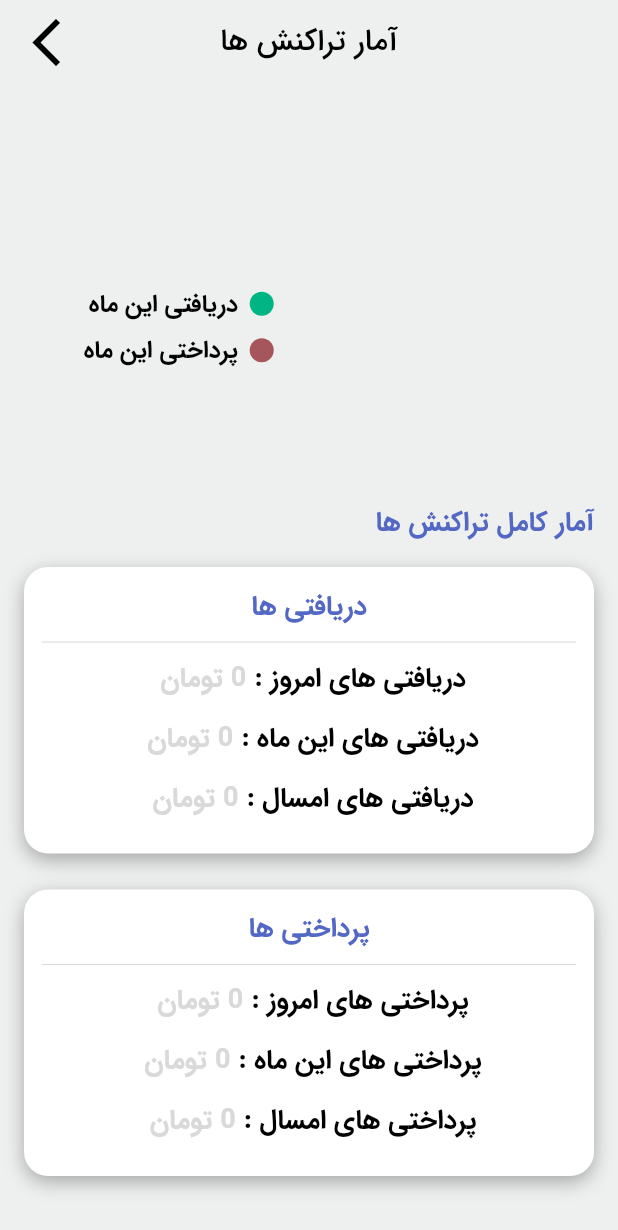
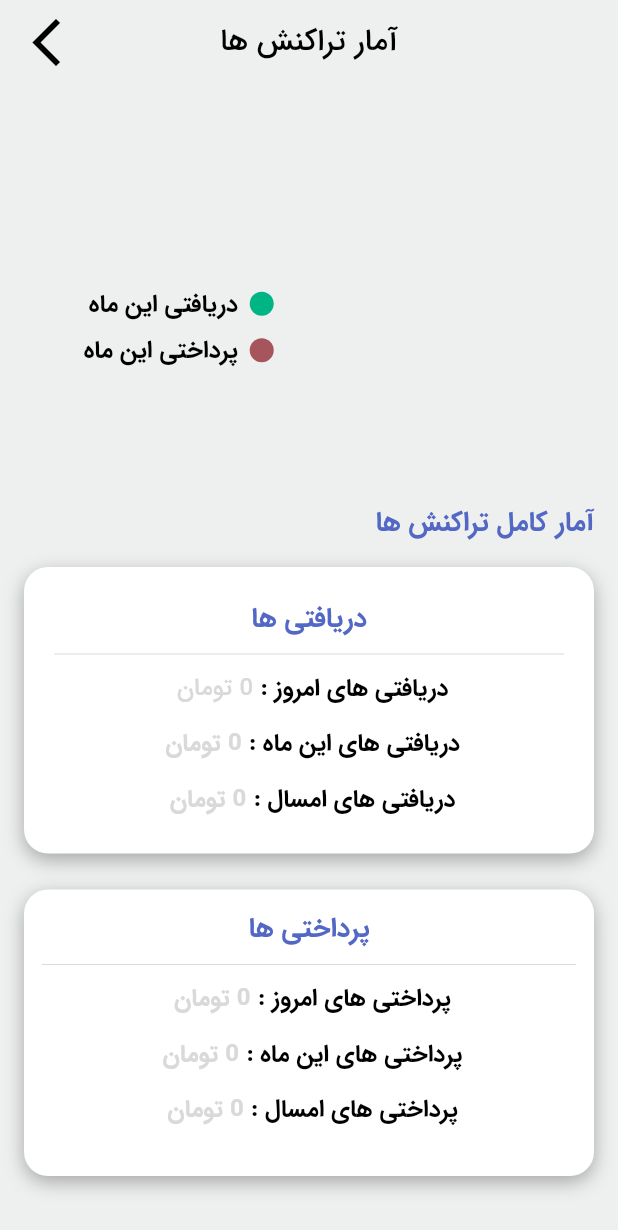
Before and after one commit to mohammad-dehghanifard/khazaneh, a Flutter app: the TransactionInformation screen opened by its route, on a phone screen of 412 x 824 dp. Shown: the top 1230 px of the screen. Run offline on Flutter 3.47's test engine with Material 2 defaults, Android fonts, the light colour scheme and no system bars; drawn by our look-alikes of fl_chart; our stand-ins replace animated_bottom_navigation_bar, flutter_spinkit, get, get_storage, hive, hive_flutter and 3 more; missing offline and left inert: dart:ffi, persian_datetime_picker; accounts and stored records are empty.

Commit message:
completing app version 1

```diff
--- a/lib/controller/creator/creator_controller.dart
+++ b/lib/controller/creator/creator_controller.dart
@@ -6,7 +6,7 @@ class CreatorController extends GetxController{
   lunchUrl({required String url}) async {
     final uri = Uri.parse(url);
     if(await canLaunchUrl(uri)){
-      await launchUrl(uri);
+      await launchUrl(uri,mode: LaunchMode.externalApplication);
     }else{
       debugPrint('false');
     }
--- a/lib/main.dart
+++ b/lib/main.dart
@@ -104,7 +104,7 @@ class MyApp extends StatelessWidget {
               ),
               caption: TextStyle(
                 fontFamily: defaultFontFamily,
-                fontSize: 14,
+                fontSize: 12,
                 fontWeight: FontWeight.w200,
                 color: AppColors.lightGrayColor
               )
--- a/lib/view/add_edit_transaction_screen.dart
+++ b/lib/view/add_edit_transaction_screen.dart
@@ -29,7 +29,7 @@ class AddOrEditTransaction extends StatelessWidget {
               ()=> Column(
                 crossAxisAlignment: CrossAxisAlignment.center,
                 children: [
-                  Assets.icons.logotest.image(width: 230),
+                  const Icon(Icons.monetization_on_outlined,color: AppColors.greenColor,size: 200,),
                   TextField(
                     controller: transactionController.transactionTitleController,
                     decoration: InputDecoration(
--- a/lib/view/creator_screen.dart
+++ b/lib/view/creator_screen.dart
@@ -34,6 +34,9 @@ class CreatorScreen extends StatelessWidget {
                 color: AppColors.grayColor,
                 border: Border.all(color: AppColors.redColor,width: 2)
               ),
+              child: ClipRRect(
+                  borderRadius: BorderRadius.circular(64),
+                  child: Image.asset(Assets.images.cratorimage.path)),
             ),
             const SizedBox(height: 16),
             RichText(
--- a/lib/view/help_screen.dart
+++ b/lib/view/help_screen.dart
@@ -13,7 +13,8 @@ class HelpScreen extends StatelessWidget {
     return Scaffold(
       appBar: secondaryAppBar(pageTitle: 'راهنمای استفاده از نرم افزار'),
       backgroundColor: AppColors.scaffoldColor,
-      body: Padding(
+      body: SingleChildScrollView(
+        child: Padding(
           padding: const EdgeInsets.all(16),
           child: Column(
             crossAxisAlignment: CrossAxisAlignment.start,
@@ -41,6 +42,7 @@ class HelpScreen extends StatelessWidget {
             ],
           ),
         ),
+      ),
     );
   }
 }
--- a/lib/view/splash_screen.dart
+++ b/lib/view/splash_screen.dart
@@ -40,8 +40,8 @@ class _SplashScreenState extends State<SplashScreen> {
           child: Column(
             mainAxisAlignment: MainAxisAlignment.spaceBetween,
             children: [
-              Image.asset(Assets.icons.logotest.path),
-              const SpinKitSquareCircle(size: 60,color: AppColors.primaryColor,),
+              const Icon(Icons.monetization_on_outlined,color: AppColors.greenColor,size: 200,),
+              const SpinKitFadingCube(size: 60,color: AppColors.primaryColor,),
                Padding(
                 padding: const EdgeInsets.only(bottom: 16),
                 child: Text(AppStrings.appVersionTxt,style: Theme.of(context).textTheme.bodyText1,),
--- a/lib/view/transaction_information_screen.dart
+++ b/lib/view/transaction_information_screen.dart
@@ -53,6 +53,8 @@ class TransactionInformation  extends StatelessWidget {
                   )
                 ]
               ),
+              child: Padding(
+                padding: const EdgeInsets.all(8.0),
                 child: Column(
                   children: [
                     const SizedBox(height: 12),
@@ -64,36 +66,42 @@ class TransactionInformation  extends StatelessWidget {
                     ),
                     const SizedBox(height: 8),
                     RichText(
+                      maxLines: 1,
+                      overflow: TextOverflow.fade,
                         text: TextSpan(
-                          text: AppStrings.todayReceiptTxt,style: theme.headline5,
+                            text: AppStrings.todayReceiptTxt,style: theme.headline5!.copyWith(fontSize: 16),
                           children: [
                             TextSpan(
                               text: ' ${transactionController.receiptTodayCalculator().separator}'.withPriceLable,
-                            style: theme.headline5!.apply(color: AppColors.grayColor)
+                              style: theme.headline2!.copyWith(color: AppColors.grayColor,fontSize: 16)
                             )
                           ]
                         ),
                     ),
                     const SizedBox(height: 12),
                     RichText(
+                      maxLines: 1,
+                      overflow: TextOverflow.fade,
                         text: TextSpan(
-                          text: AppStrings.monthReceiptTxt,style: theme.headline5,
+                            text: AppStrings.monthReceiptTxt,style: theme.headline5!.copyWith(fontSize: 16),
                           children: [
                             TextSpan(
                               text: ' ${transactionController.receiptMothCalculator().separator}'.withPriceLable,
-                            style: theme.headline5!.apply(color: AppColors.grayColor)
+                              style: theme.headline5!.copyWith(color: AppColors.grayColor,fontSize: 16)
                             )
                           ]
                         ),
                     ),
                     const SizedBox(height: 12),
                     RichText(
+                      maxLines: 1,
+                      overflow: TextOverflow.fade,
                       text: TextSpan(
-                        text: AppStrings.yearReceiptTxt,style: theme.headline5,
+                          text: AppStrings.yearReceiptTxt,style: theme.headline5!.copyWith(fontSize: 16),
                           children: [
                             TextSpan(
                                 text: ' ${transactionController.receiptYearCalculator().separator}'.withPriceLable,
-                              style: theme.headline5!.apply(color: AppColors.grayColor)
+                                style: theme.headline5!.copyWith(color: AppColors.grayColor,fontSize: 16)
                             )
                           ]
                       ),
@@ -101,7 +109,9 @@ class TransactionInformation  extends StatelessWidget {
                   ],
                 ),
               ),
+            ),
             const SizedBox(height: 24),
+            //پرداختی ها
             Container(
               width: Get.width,
               height: 191,
@@ -125,36 +135,42 @@ class TransactionInformation  extends StatelessWidget {
                   ),
                   const SizedBox(height: 8),
                   RichText(
+                    maxLines: 1,
+                    overflow: TextOverflow.fade,
                     text: TextSpan(
-                        text: AppStrings.todayPaymentTxt,style: theme.headline5,
+                        text: AppStrings.todayPaymentTxt,style: theme.headline5!.copyWith(fontSize: 16),
                         children: [
                           TextSpan(
                               text: ' ${transactionController.paymentTodayCalculator().separator}'.withPriceLable,
-                              style: theme.headline5!.apply(color: AppColors.grayColor)
+                              style: theme.headline5!.copyWith(color: AppColors.grayColor,fontSize: 16)
                           )
                         ]
                     ),
                   ),
                   const SizedBox(height: 12),
                   RichText(
+                    maxLines: 1,
+                    overflow: TextOverflow.fade,
                     text: TextSpan(
-                        text: AppStrings.monthPaymentTxt,style: theme.headline5,
+                        text: AppStrings.monthPaymentTxt,style: theme.headline5!.copyWith(fontSize: 16),
                         children: [
                           TextSpan(
                               text: ' ${transactionController.paymentMothCalculator().separator}'.withPriceLable,
-                              style: theme.headline5!.apply(color: AppColors.grayColor)
+                              style: theme.headline5!.copyWith(color: AppColors.grayColor,fontSize: 16)
                           )
                         ]
                     ),
                   ),
                   const SizedBox(height: 12),
                   RichText(
+                    maxLines: 1,
+                    overflow: TextOverflow.fade,
                     text: TextSpan(
-                        text: AppStrings.yearPaymentTxt,style: theme.headline5,
+                        text: AppStrings.yearPaymentTxt,style: theme.headline5!.copyWith(fontSize: 16),
                         children: [
                           TextSpan(
                               text: ' ${transactionController.paymentYearCalculator().separator}'.withPriceLable,
-                              style: theme.headline5!.apply(color: AppColors.grayColor)
+                              style: theme.headline5!.copyWith(color: AppColors.grayColor,fontSize: 16)
                           )
                         ]
                     ),
--- a/lib/view/transaction_list_screen.dart
+++ b/lib/view/transaction_list_screen.dart
@@ -29,8 +29,7 @@ class TransactionListScreen extends StatelessWidget {
       floatingActionButtonLocation: FloatingActionButtonLocation.startFloat,
       appBar: secondaryAppBar(pageTitle: 'لیست تراکنش ها'),
       backgroundColor: AppColors.scaffoldColor,
-      body: SafeArea(
-        child: Column(
+      body: Column(
         crossAxisAlignment: CrossAxisAlignment.start,
         children: [
           const SizedBox(height: 24),
@@ -55,7 +54,6 @@ class TransactionListScreen extends StatelessWidget {
           ),
         ],
       ),
-      ),
     );
   }
 }
```
Also changed, not shown: lib/components/items/transaction_listItem.dart (+10 -8 lines), lib/gen/assets.gen.dart (+12 -0 lines), assets/images/cratorimage.jpg (added). Lines whose indentation alone changed are shown as unchanged.
